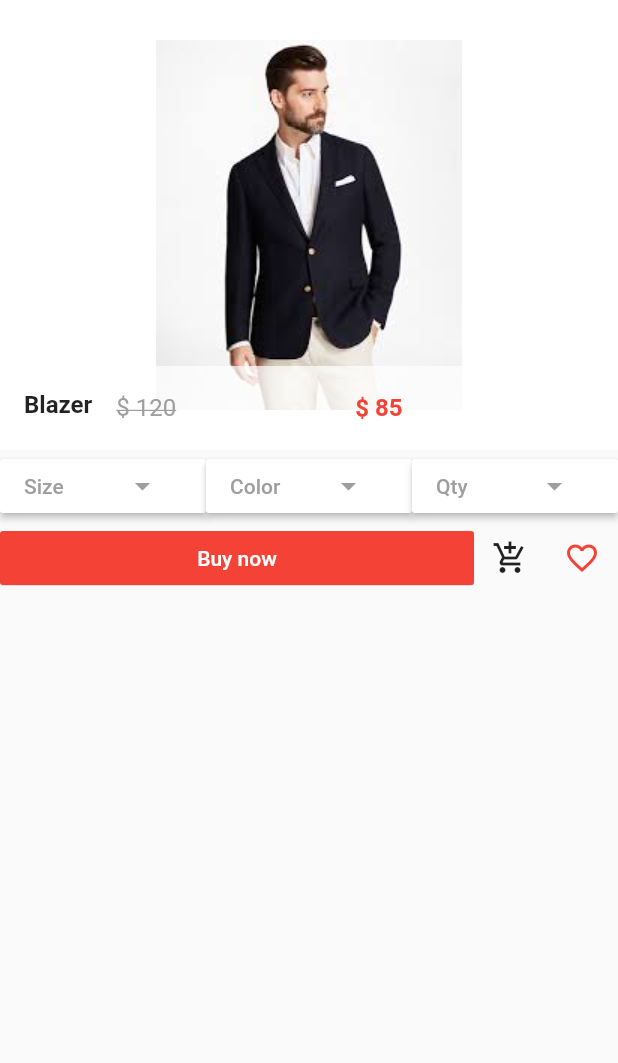
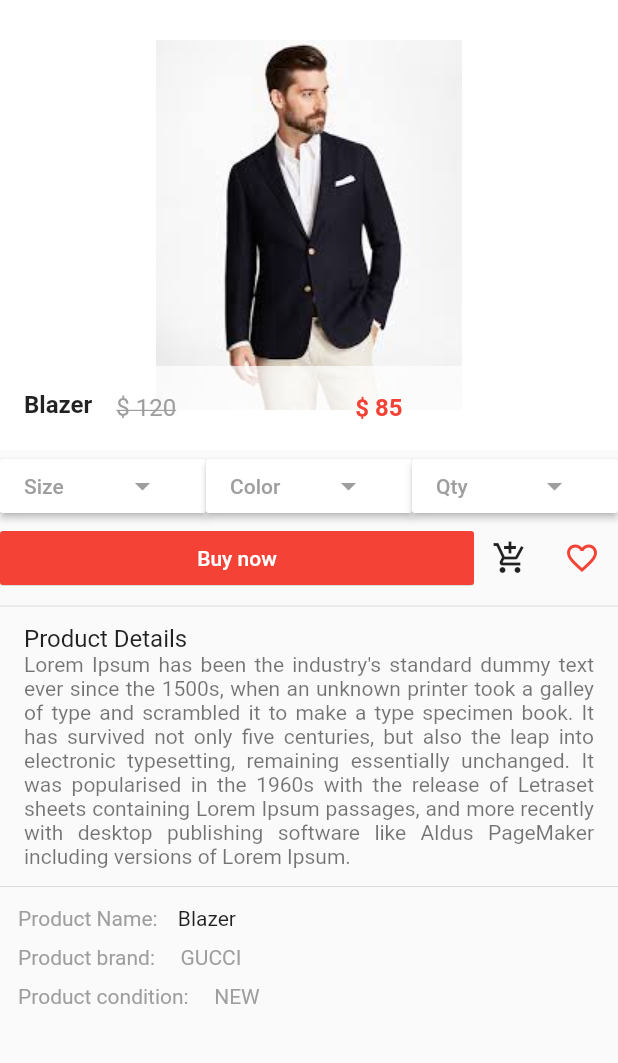
Before and after one commit to vcardona/Flutter_Shop, a Flutter app: the screen it shows after launch, after a tap on "Blazer", on a phone screen of 412 x 824 dp, the part 84-1147 px from its top. Run offline on Flutter 3.47's test engine with Material 2 defaults, Android fonts, the phone set to English and light mode, and no system bars; our stand-ins replace carousel_pro.

Commit message:
Se finalizo la pagina de muestra del producto

```diff
--- a/lib/pages/product_details.dart
+++ b/lib/pages/product_details.dart
@@ -82,7 +82,24 @@ class _ProductDetailsState extends State<ProductDetails> {
             children: <Widget>[
               Expanded(
                 child: MaterialButton(
-                  onPressed: () {},
+                  onPressed: () {
+                    showDialog(
+                        context: context,
+                        builder: (context) {
+                          return new AlertDialog(
+                            title: new Text("Size"),
+                            content: new Text("Chooze the size"),
+                            actions: <Widget>[
+                              new MaterialButton(
+                                onPressed: () {
+                                  Navigator.of(context).pop(context);
+                                },
+                                child: new Text("Close"),
+                              )
+                            ],
+                          );
+                        });
+                  },
                   color: Colors.white,
                   textColor: Colors.grey,
                   elevation: 2.0,
@@ -100,7 +117,24 @@ class _ProductDetailsState extends State<ProductDetails> {
               ), //Expanded
               Expanded(
                 child: MaterialButton(
-                  onPressed: () {},
+                  onPressed: () {
+                    showDialog(
+                        context: context,
+                        builder: (context) {
+                          return new AlertDialog(
+                            title: new Text("Color"),
+                            content: new Text("Chooze the color"),
+                            actions: <Widget>[
+                              new MaterialButton(
+                                onPressed: () {
+                                  Navigator.of(context).pop(context);
+                                },
+                                child: new Text("Close"),
+                              )
+                            ],
+                          );
+                        });
+                  },
                   color: Colors.white,
                   textColor: Colors.grey,
                   elevation: 2.0,
@@ -118,7 +152,24 @@ class _ProductDetailsState extends State<ProductDetails> {
               ), //Expanded
               Expanded(
                 child: MaterialButton(
-                  onPressed: () {},
+                  onPressed: () {
+                    showDialog(
+                        context: context,
+                        builder: (context) {
+                          return new AlertDialog(
+                            title: new Text("Quantity"),
+                            content: new Text("Chooze the Quantity"),
+                            actions: <Widget>[
+                              new MaterialButton(
+                                onPressed: () {
+                                  Navigator.of(context).pop(context);
+                                },
+                                child: new Text("Close"),
+                              )
+                            ],
+                          );
+                        });
+                  },
                   color: Colors.white,
                   textColor: Colors.grey,
                   elevation: 2.0,
@@ -155,8 +206,68 @@ class _ProductDetailsState extends State<ProductDetails> {
                   onPressed: () {})
             ],
           ), //Row
-        ],
-      ), //ListView
-    ); //Scaffold,);
+          Divider(),
+          new ListTile(
+            title: new Text("Product Details"),
+            subtitle: new Text(
+              "Lorem Ipsum has been the industry's standard dummy text ever since the 1500s, when an unknown printer took a galley of type and scrambled it to make a type specimen book. It has survived not only five centuries, but also the leap into electronic typesetting, remaining essentially unchanged. It was popularised in the 1960s with the release of Letraset sheets containing Lorem Ipsum passages, and more recently with desktop publishing software like Aldus PageMaker including versions of Lorem Ipsum.",
+              textAlign: TextAlign.justify,
+            ), //Text
+          ), //Listtile
+          Divider(),
+          new Row(
+            children: <Widget>[
+              Padding(
+                padding: const EdgeInsets.fromLTRB(12.0, 5.0, 5.0, 5.0),
+                child: new Text(
+                  "Product Name: ",
+                  style: TextStyle(color: Colors.grey),
+                ), //Text
+              ), //Padding
+              Padding(
+                padding: EdgeInsets.all(5.0),
+                child: new Text(widget.product_detail_name),
+              )
+            ], //Widget
+          ), //Row
+          new Row(
+            children: <Widget>[
+              Padding(
+                padding: const EdgeInsets.fromLTRB(12.0, 5.0, 5.0, 5.0),
+                child: new Text(
+                  "Product brand:",
+                  style: TextStyle(color: Colors.grey),
+                ), //Text
+              ), //Padding
+              Padding(
+                padding: const EdgeInsets.fromLTRB(12.0, 5.0, 5.0, 5.0),
+                child: new Text(
+                  "GUCCI",
+                  style: TextStyle(color: Colors.grey),
+                ), //Text
+              ), //Padding
+            ],
+          ), //Row
+          new Row(
+            children: <Widget>[
+              Padding(
+                padding: const EdgeInsets.fromLTRB(12.0, 5.0, 5.0, 5.0),
+                child: new Text(
+                  "Product condition:",
+                  style: TextStyle(color: Colors.grey),
+                ), //Text
+              ), //Padding
+              Padding(
+                padding: const EdgeInsets.fromLTRB(12.0, 5.0, 5.0, 5.0),
+                child: new Text(
+                  "NEW",
+                  style: TextStyle(color: Colors.grey),
+                ), //Text
+              ), //Padding
+            ],
+          ), //Row
+        ], //Widget
+      ), //Listview,
+    );
   }
 }
```
